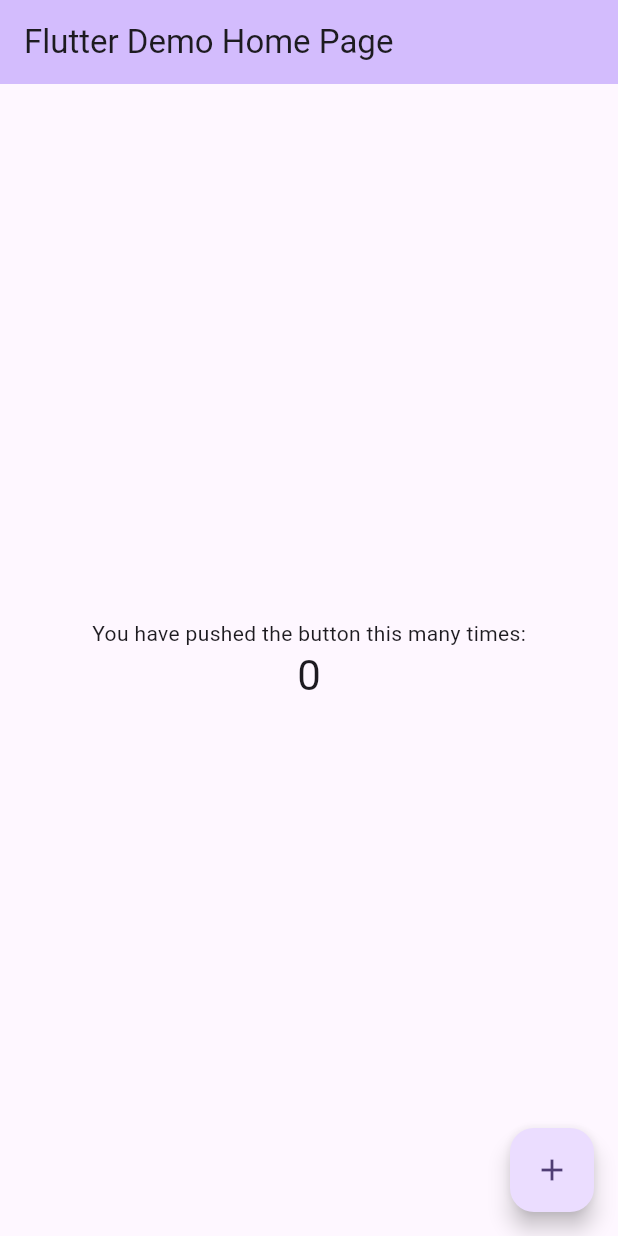
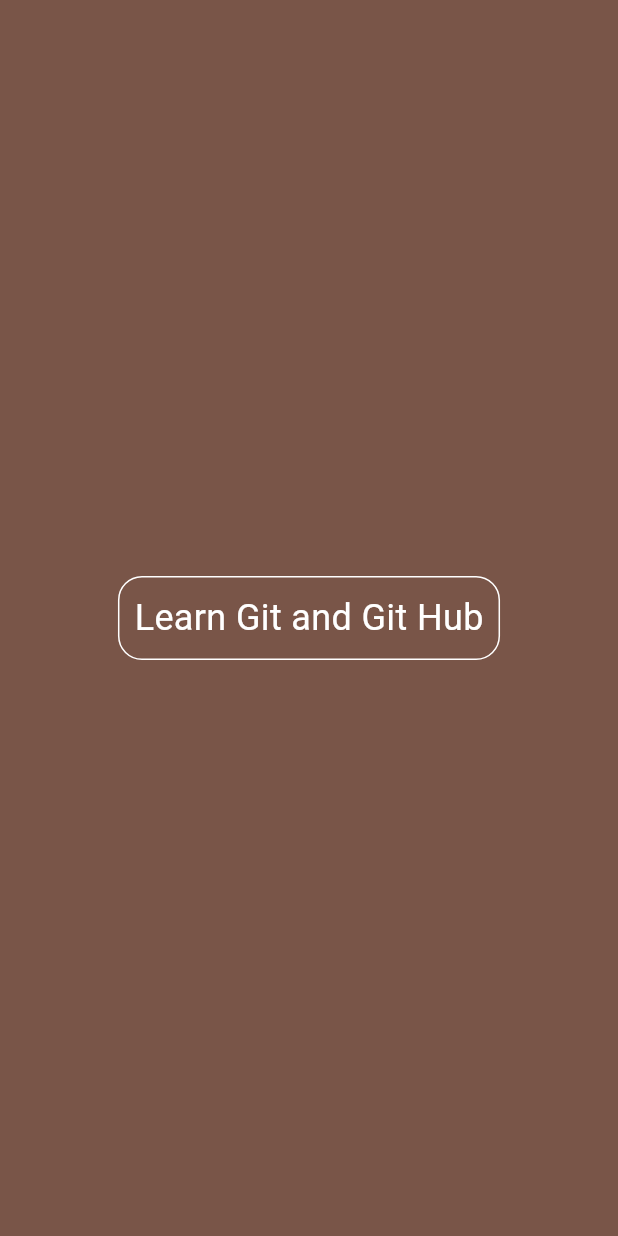
Before and after one commit to itsrehandev0/gitandgithubcourse, a Flutter app: the screen it shows after launch, on a phone screen of 412 x 824 dp. Run offline on Flutter 3.47's test engine with Material 3 defaults, Android fonts, the phone set to English and light mode, and no system bars.

Commit message:
splash screen created

```diff
--- a/lib/main.dart
+++ b/lib/main.dart
@@ -1,4 +1,5 @@
 import 'package:flutter/material.dart';
+import 'package:gitandgithubcourse/screens/splash_screen.dart';
 
 void main() {
   runApp(const MyApp());
@@ -11,112 +12,10 @@
   @override
   Widget build(BuildContext context) {
     return MaterialApp(
+      debugShowCheckedModeBanner: false,
       title: 'Flutter Demo',
-      theme: ThemeData(
-        // This is the theme of your application.
-        //
-        // TRY THIS: Try running your application with "flutter run". You'll see
-        // the application has a purple toolbar. Then, without quitting the app,
-        // try changing the seedColor in the colorScheme below to Colors.green
-        // and then invoke "hot reload" (save your changes or press the "hot
-        // reload" button in a Flutter-supported IDE, or press "r" if you used
-        // the command line to start the app).
-        //
-        // Notice that the counter didn't reset back to zero; the application
-        // state is not lost during the reload. To reset the state, use hot
-        // restart instead.
-        //
-        // This works for code too, not just values: Most code changes can be
-        // tested with just a hot reload.
-        colorScheme: .fromSeed(seedColor: Colors.deepPurple),
-      ),
-      home: const MyHomePage(title: 'Flutter Demo Home Page'),
+      theme: ThemeData(colorScheme: .fromSeed(seedColor: Colors.deepPurple)),
+      home: const SplashScreen(),
     );
   }
 }
-
-class MyHomePage extends StatefulWidget {
-  const MyHomePage({super.key, required this.title});
-
-  // This widget is the home page of your application. It is stateful, meaning
-  // that it has a State object (defined below) that contains fields that affect
-  // how it looks.
-
-  // This class is the configuration for the state. It holds the values (in this
-  // case the title) provided by the parent (in this case the App widget) and
-  // used by the build method of the State. Fields in a Widget subclass are
-  // always marked "final".
-
-  final String title;
-
-  @override
-  State<MyHomePage> createState() => _MyHomePageState();
-}
-
-class _MyHomePageState extends State<MyHomePage> {
-  int _counter = 0;
-
-  void _incrementCounter() {
-    setState(() {
-      // This call to setState tells the Flutter framework that something has
-      // changed in this State, which causes it to rerun the build method below
-      // so that the display can reflect the updated values. If we changed
-      // _counter without calling setState(), then the build method would not be
-      // called again, and so nothing would appear to happen.
-      _counter++;
-    });
-  }
-
-  @override
-  Widget build(BuildContext context) {
-    // This method is rerun every time setState is called, for instance as done
-    // by the _incrementCounter method above.
-    //
-    // The Flutter framework has been optimized to make rerunning build methods
-    // fast, so that you can just rebuild anything that needs updating rather
-    // than having to individually change instances of widgets.
-    return Scaffold(
-      appBar: AppBar(
-        // TRY THIS: Try changing the color here to a specific color (to
-        // Colors.amber, perhaps?) and trigger a hot reload to see the AppBar
-        // change color while the other colors stay the same.
-        backgroundColor: Theme.of(context).colorScheme.inversePrimary,
-        // Here we take the value from the MyHomePage object that was created by
-        // the App.build method, and use it to set our appbar title.
-        title: Text(widget.title),
-      ),
-      body: Center(
-        // Center is a layout widget. It takes a single child and positions it
-        // in the middle of the parent.
-        child: Column(
-          // Column is also a layout widget. It takes a list of children and
-          // arranges them vertically. By default, it sizes itself to fit its
-          // children horizontally, and tries to be as tall as its parent.
-          //
-          // Column has various properties to control how it sizes itself and
-          // how it positions its children. Here we use mainAxisAlignment to
-          // center the children vertically; the main axis here is the vertical
-          // axis because Columns are vertical (the cross axis would be
-          // horizontal).
-          //
-          // TRY THIS: Invoke "debug painting" (choose the "Toggle Debug Paint"
-          // action in the IDE, or press "p" in the console), to see the
-          // wireframe for each widget.
-          mainAxisAlignment: .center,
-          children: [
-            const Text('You have pushed the button this many times:'),
-            Text(
-              '$_counter',
-              style: Theme.of(context).textTheme.headlineMedium,
-            ),
-          ],
-        ),
-      ),
-      floatingActionButton: FloatingActionButton(
-        onPressed: _incrementCounter,
-        tooltip: 'Increment',
-        child: const Icon(Icons.add),
-      ),
-    );
-  }
-}
--- /dev/null
+++ b/lib/screens/splash_screen.dart
@@ -0,0 +1,43 @@
+import 'package:flutter/material.dart';
+
+class SplashScreen extends StatefulWidget {
+  const SplashScreen({super.key});
+
+  @override
+  State<SplashScreen> createState() => _SplashScreenState();
+}
+
+class _SplashScreenState extends State<SplashScreen> {
+  @override
+  void initState() {
+ Future.delayed(Duration(seconds: 2),(){
+
+ });
+    super.initState();
+  }
+  @override
+  Widget build(BuildContext context) {
+    return Scaffold(
+      backgroundColor: Colors.brown,
+      body: Column(
+        mainAxisAlignment: MainAxisAlignment.center,
+        children: [
+          Align(
+            alignment: Alignment.center,
+            child: Container(
+              padding: EdgeInsets.all(10),
+              decoration: BoxDecoration(
+                borderRadius: BorderRadius.circular(16),
+                border: Border.all(color: Colors.white),
+              ),
+              child: Text(
+                'Learn Git and Git Hub',
+                style: TextStyle(color: Colors.white, fontSize: 24),
+              ),
+            ),
+          ),
+        ],
+      ),
+    );
+  }
+}
```
